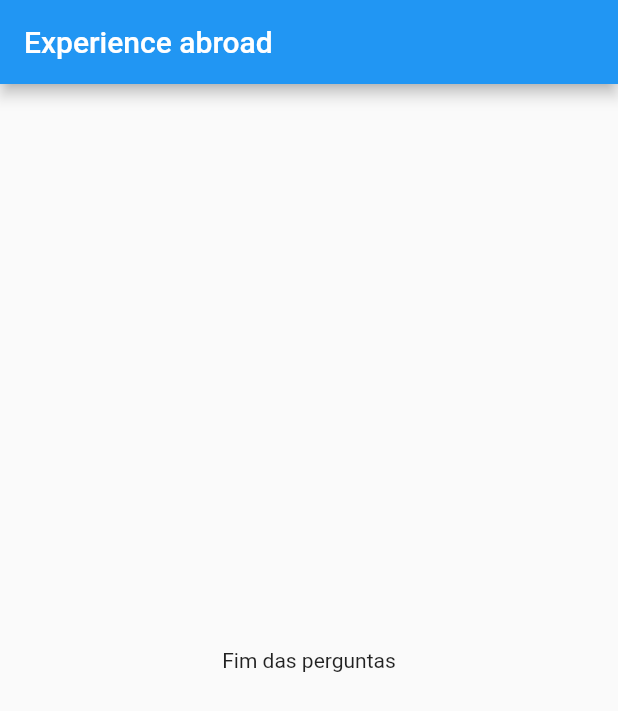
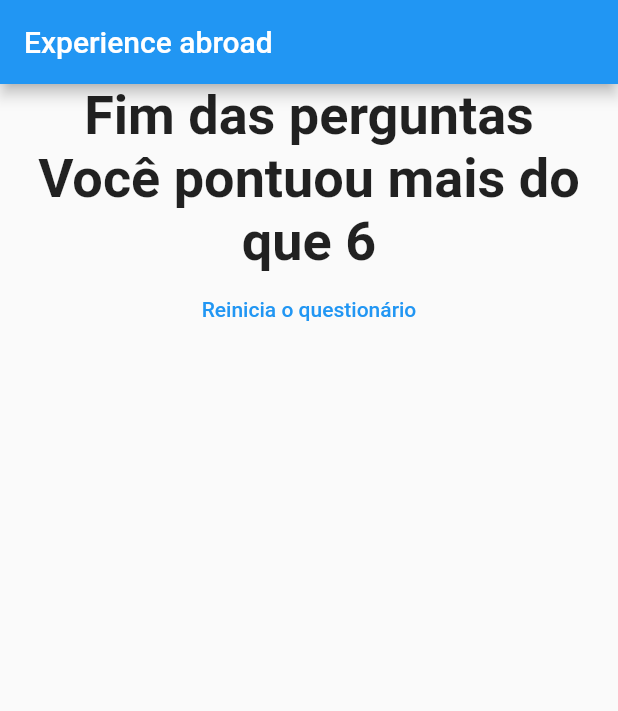
Before and after one commit to thiagomelostuckert/flutter-learning, a Flutter app: the screen it shows after launch, after a tap on "Estados Unidos", after a tap on "Inglês", after a tap on "Canadá", on a phone screen of 412 x 824 dp. Shown: the top 711 px of the screen. Run offline on Flutter 3.47's test engine with Material 2 defaults, Android fonts, the phone set to English and light mode, and no system bars.

Commit message:
quiz example

```diff
--- a/flutter_complete_guide/lib/main.dart
+++ b/flutter_complete_guide/lib/main.dart
@@ -1,7 +1,8 @@
 import 'package:flutter/material.dart';
+import 'package:flutter_complete_guide/question.dart';
 
-import './question.dart';
-import './answer.dart';
+import './quiz.dart';
+import './result.dart';
 
 /*
 void main(){
@@ -18,42 +19,58 @@
 }
 
 class _MyAppState extends State<MyApp> {
-  final questions = const [
+  final _questions = const [
     {
       "questionText":
           'Se você tivesse oportunidade iria para qual desses países?',
       "answers": [
-        "Estados Unidos",
-        "Canadá",
-        "Australia",
-        "Irlanda",
-        "Portugal"
+        {"text": "Estados Unidos", "score": 5},
+        {"text": "Canadá", "score": 4},
+        {"text": "Australia", "score": 3},
+        {"text": "Irlanda", "score": 2},
+        {"text": "Portugal", "score": 1},
       ],
     },
     {
       "questionText": 'Quais idiomas você já fala?',
-      "answers": ["Inglês", "Francês", "Espanhol", "Italiano", "Alemão"],
+      "answers": [
+        {"text": "Inglês", "score": 5},
+        {"text": "Francês", "score": 4},
+        {"text": "Espanhol", "score": 3},
+        {"text": "Italiano", "score": 2},
+        {"text": "Alemão", "score": 1},
+      ],
     },
     {
       "questionText": 'Quais países você já visitou de férias?',
       "answers": [
-        "Estados Unidos",
-        "Canadá",
-        "Australia",
-        "Irlanda",
-        "Portugal"
+        {"text": "Estados Unidos", "score": 5},
+        {"text": "Canadá", "score": 4},
+        {"text": "Australia", "score": 3},
+        {"text": "Irlanda", "score": 2},
+        {"text": "Portugal", "score": 1},
       ],
     },
   ];
 
   var _questionIndex = 0;
+  var _totalScore = 0;
 
-  void _answerQuestion() {
+  void _resetQuiz() {
+    setState(() {
+      _questionIndex = 0;
+      _totalScore = 0;
+    });
+  }
+
+  void _answerQuestion(int score) {
+    _totalScore += score;
+
     setState(() {
       this._questionIndex += 1;
     });
 
-    if (_questionIndex < questions.length) {
+    if (_questionIndex < _questions.length) {
       print(this._questionIndex);
     } else {
       print("Última pergunta");
@@ -64,27 +81,16 @@
   Widget build(BuildContext context) {
     return MaterialApp(
       home: Scaffold(
-        appBar: AppBar(
-          title: Text('Experience abroad'),
-        ),
-        body: _questionIndex < questions.length
-            ?
-            //Text('Love moves the world, but what we know about it?'),
-            Column(
-                children: [
-                  Question(
-                    questions[_questionIndex]['questionText'],
-                  ),
-                  ...(questions[_questionIndex]["answers"] as List<String>)
-                      .map((answerText) {
-                    return Answer(_answerQuestion, answerText);
-                  }).toList()
-                ],
-              )
-            : Center(
-                child: Text("Fim das perguntas"),
-              ),
-      ),
+          appBar: AppBar(
+            title: Text('Experience abroad'),
+          ),
+          body: _questionIndex < _questions.length
+              ? Quiz(
+                  questions: _questions,
+                  answerQuestion: _answerQuestion,
+                  questionIndex: _questionIndex,
+                )
+              : Result(_totalScore, _resetQuiz)),
     );
   }
 }
--- /dev/null
+++ b/flutter_complete_guide/lib/quiz.dart
@@ -0,0 +1,25 @@
+import 'package:flutter/material.dart';
+import './question.dart';
+import './answer.dart';
+
+class Quiz extends StatelessWidget {
+  final List<Map<String, Object>> questions;
+  final Function answerQuestion;
+  final int questionIndex;
+  Quiz({@required this.questions, @required this.questionIndex, @required this.answerQuestion});
+
+  @override
+  Widget build(BuildContext context) {
+    return Column(
+      children: [
+        Question(
+          questions[questionIndex]['questionText'],
+        ),
+      ...(questions[questionIndex]["answers"] as List<Map<String, Object>>)
+            .map((answer) {
+          return Answer( () => answerQuestion(answer["score"]), answer["text"]);
+        }).toList()
+      ],
+    );
+  }
+}
--- /dev/null
+++ b/flutter_complete_guide/lib/result.dart
@@ -0,0 +1,35 @@
+import 'package:flutter/material.dart';
+
+class Result extends StatelessWidget {
+  final int resultScore;
+  final Function resetQuiz;
+  Result(this.resultScore, this.resetQuiz);
+
+  String get resultPhrase {
+    var resultText = "Fim das perguntas\n";
+    if (resultScore <= 5) {
+      resultText+= "Você pontuou menos do que 6";
+    } else {
+      resultText+= "Você pontuou mais do que 6";
+    }
+    return resultText;
+  }
+
+  @override
+  Widget build(BuildContext context) {
+    return Center(
+      child: Column(
+        children: <Widget> [
+        Text(
+          resultPhrase,
+          style: TextStyle(fontSize: 36, fontWeight: FontWeight.bold),
+          textAlign: TextAlign.center,
+        ),
+        FlatButton(onPressed: resetQuiz , child: Text("Reinicia o questionário"), textColor: Colors.blue,)
+        ]
+
+      ),
+
+    );
+  }
+}
```
